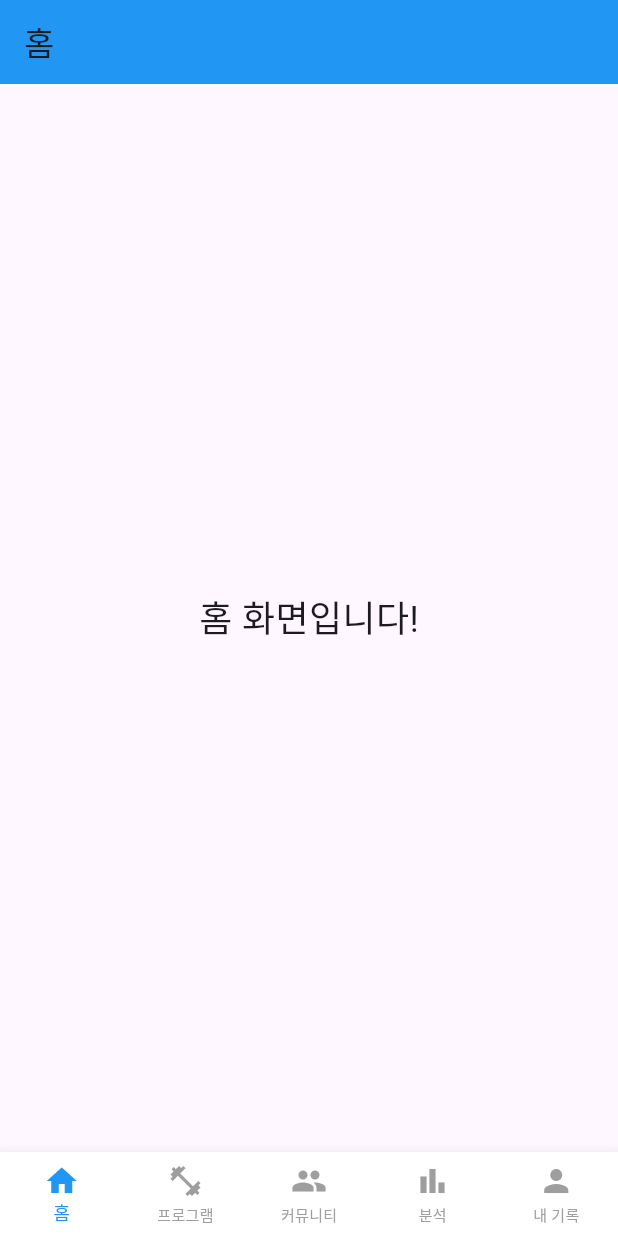
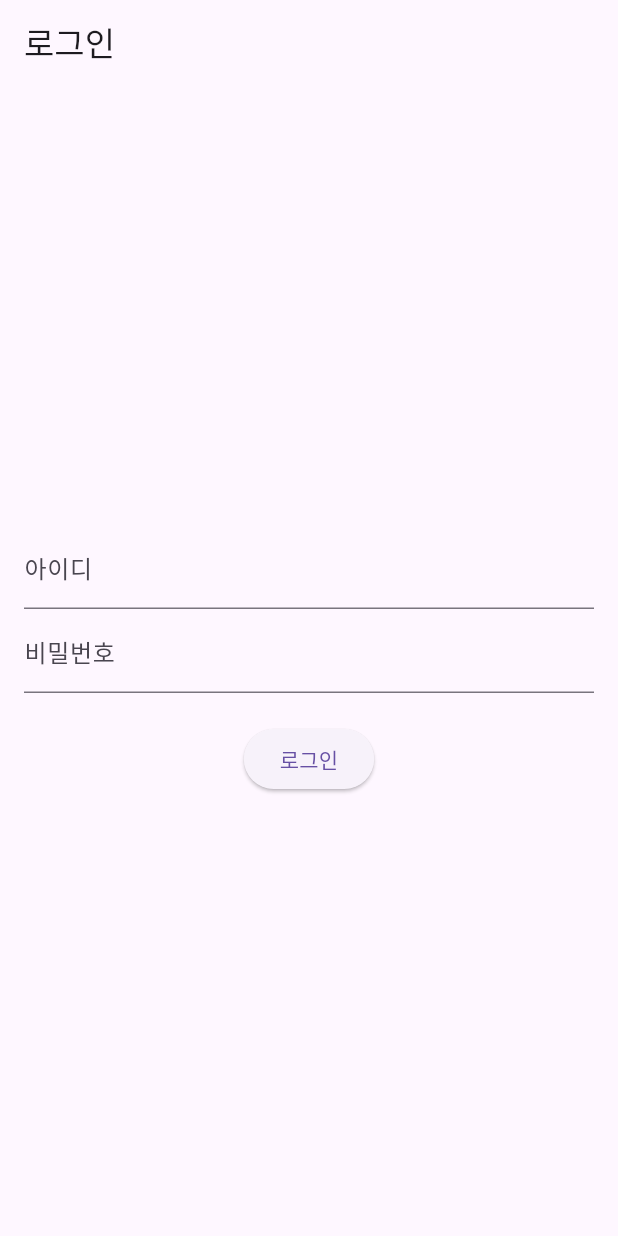
Before and after one commit to dev-cmj/first-flutter, a Flutter app: the screen it shows after launch, on a phone screen of 412 x 824 dp. Run offline on Flutter 3.47's test engine with Material 3 defaults, Android fonts, the phone set to English and light mode, and no system bars.

Commit message:
로그인 기능 테스트

```diff
--- a/lib/main.dart
+++ b/lib/main.dart
@@ -1,4 +1,5 @@
 import 'package:first/screens/home/home_screen.dart';
+import 'package:first/screens/login/login_screen.dart';
 import 'package:first/widget/layout/main_layout.dart';
 import 'package:flutter/material.dart';
 import 'routes/app_routes.dart';
@@ -15,7 +16,7 @@ class MyApp extends StatelessWidget {
   Widget build(BuildContext context) {
     return MaterialApp(
       debugShowCheckedModeBanner: false,
-      home: const MainLayout(), // 초기 화면
+      home: const LoginScreen(), // 로그인 화면을 초기 화면으로 설정
     );
   }
 }
--- /dev/null
+++ b/lib/screens/login/login_screen.dart
@@ -0,0 +1,108 @@
+import 'dart:convert';
+
+import 'package:flutter/material.dart';
+
+import '../../widget/layout/main_layout.dart';
+import 'package:http/http.dart' as http;
+
+class LoginScreen extends StatefulWidget {
+  const LoginScreen({super.key});
+
+  @override
+  State<LoginScreen> createState() => _LoginScreenState();
+}
+
+class _LoginScreenState extends State<LoginScreen> {
+  final TextEditingController _usernameController = TextEditingController();
+  final TextEditingController _passwordController = TextEditingController();
+  bool _isLoading = false;
+
+  Future<void> _login() async {
+    final username = _usernameController.text;
+    final password = _passwordController.text;
+
+    if (username.isEmpty || password.isEmpty) {
+      ScaffoldMessenger.of(context).showSnackBar(
+        const SnackBar(content: Text('아이디와 비밀번호를 입력해주세요.')),
+      );
+      return;
+    }
+
+    setState(() {
+      _isLoading = true;
+    });
+
+    try {
+      // API 요청
+      final response = await http.post(
+        Uri.parse('http://192.168.54.12:8080/api/v1/auth/login'),
+        body: jsonEncode({'username': username, 'password': password}),
+        headers: {'Content-Type': 'application/json'},
+      );
+
+      if (response.statusCode == 200) {
+        final data = jsonDecode(response.body);
+        print(data);
+
+        // 로그인 성공 처리 (예: 토큰 저장)
+        if (data['success'] == true) {
+          Navigator.pushReplacement(
+            context,
+            MaterialPageRoute(builder: (context) => const MainLayout()),
+          );
+        } else {
+          ScaffoldMessenger.of(context).showSnackBar(
+            SnackBar(content: Text(data['message'] ?? '로그인 실패')),
+          );
+        }
+      } else {
+        ScaffoldMessenger.of(context).showSnackBar(
+          const SnackBar(content: Text('로그인 실패. 다시 시도해주세요.')),
+        );
+      }
+    } catch (e) {
+      ScaffoldMessenger.of(context).showSnackBar(
+        const SnackBar(content: Text('오류 발생. 인터넷 연결을 확인해주세요.')),
+      );
+    } finally {
+      setState(() {
+        _isLoading = false;
+      });
+    }
+  }
+
+  @override
+  Widget build(BuildContext context) {
+    return Scaffold(
+      appBar: AppBar(
+        title: const Text('로그인'),
+      ),
+      body: Center(
+        child: Padding(
+          padding: const EdgeInsets.all(16.0),
+          child: Column(
+            mainAxisAlignment: MainAxisAlignment.center,
+            children: [
+              TextField(
+                controller: _usernameController,
+                decoration: const InputDecoration(labelText: '아이디'),
+              ),
+              TextField(
+                controller: _passwordController,
+                decoration: const InputDecoration(labelText: '비밀번호'),
+                obscureText: true,
+              ),
+              const SizedBox(height: 20),
+              _isLoading
+                  ? const CircularProgressIndicator()
+                  : ElevatedButton(
+                onPressed: _login,
+                child: const Text('로그인'),
+              ),
+            ],
+          ),
+        ),
+      ),
+    );
+  }
+}
```
